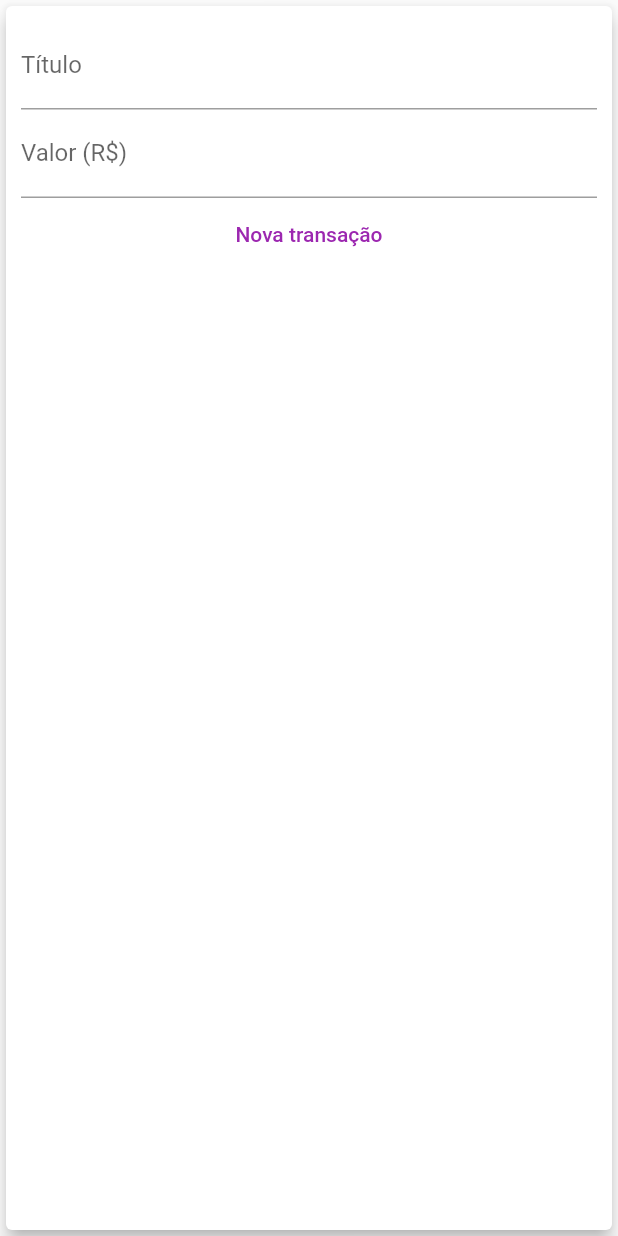
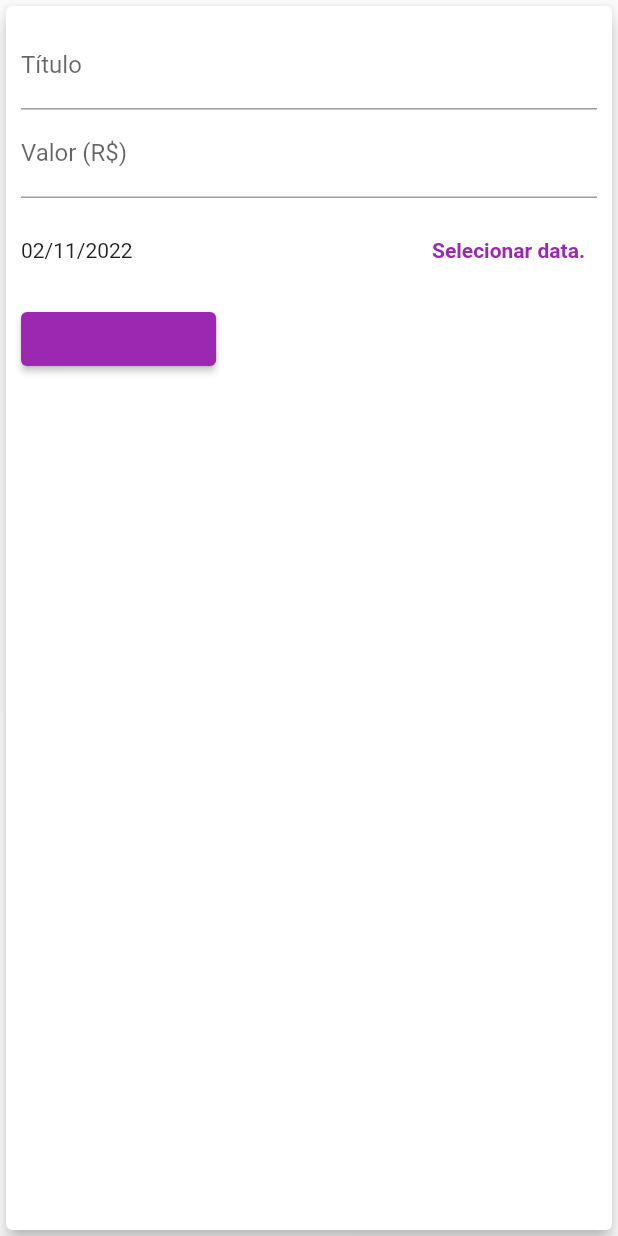
Before and after one commit to xFabriicioJS/despesas-pessoais, a Flutter app: the TransactionForm widget shown alone on an empty page, opened directly with empty values, after a tap on "Nova transação", on a phone screen of 412 x 824 dp. Run offline on Flutter 3.47's test engine with Material 2 defaults, Android fonts, the phone set to English and light mode, and no system bars; missing offline and left inert: dart:html, dart:js; project files that could hold a hidden picture were left out.

Commit message:
diversas alterações

```diff
--- a/lib/components/chart.dart
+++ b/lib/components/chart.dart
@@ -55,7 +55,9 @@ class Chart extends StatelessWidget {
                     child: ChartBar(
                       label: tr['day'].toString(),
                       value: tr['value'],
-                      percentage: tr['value'] / _weekTotalValue,
+                      percentage: _weekTotalValue == 0
+                          ? 0
+                          : tr['value'] / _weekTotalValue,
                     ),
                   ))
               .toList(),
--- a/lib/components/transactions_form.dart
+++ b/lib/components/transactions_form.dart
@@ -1,7 +1,13 @@
+import 'dart:html';
+import 'dart:js';
+
 import 'package:flutter/material.dart';
+import 'package:intl/intl.dart';
 
 class TransactionForm extends StatefulWidget {
-  final void Function(String, double) onSubmit;
+  final void Function(String, double, DateTime) onSubmit;
+
+//Método responsável por exibir o datepicker
 
   TransactionForm(this.onSubmit, {super.key});
 
@@ -10,21 +16,36 @@ class TransactionForm extends StatefulWidget {
 }
 
 class _TransactionFormState extends State<TransactionForm> {
+  final _titleController = TextEditingController();
+  final _valueController = TextEditingController();
+
+  DateTime? _selectedDate = DateTime.now();
+
   _submitForm() {
-    final title = titleController.text;
-    final value = double.tryParse(valueController.text) ?? 0.0;
+    final title = _titleController.text;
+    final value = double.tryParse(_valueController.text) ?? 0.0;
 
-    if (title.isEmpty || value <= 0.0) {
+    if (title.isEmpty || value <= 0.0 || _selectedDate == null) {
       //cortará a função e não permitirá seu prosseguimento.
       return;
     }
 
-    widget.onSubmit(title, value);
+    widget.onSubmit(title, value, _selectedDate!);
   }
 
-  final titleController = TextEditingController();
-
-  final valueController = TextEditingController();
+  _showDatePicker() {
+    showDatePicker(
+      context: this.context,
+      initialDate: DateTime.now(),
+      firstDate: DateTime(2022),
+      lastDate: DateTime.now(),
+    ).then((dataSelecionada) {
+      if (dataSelecionada == null) {
+        return;
+      }
+      _selectedDate = dataSelecionada;
+    });
+  }
 
   @override
   Widget build(BuildContext context) {
@@ -36,7 +57,7 @@ class _TransactionFormState extends State<TransactionForm> {
           children: [
             TextField(
               decoration: const InputDecoration(labelText: 'Título'),
-              controller: titleController,
+              controller: _titleController,
               onSubmitted: (_) => _submitForm(),
             ),
             TextField(
@@ -46,12 +67,37 @@ class _TransactionFormState extends State<TransactionForm> {
               decoration: const InputDecoration(
                 labelText: 'Valor (R\$)',
               ),
-              controller: valueController,
+              controller: _valueController,
             ),
-            TextButton(
-              onPressed: _submitForm,
-              style: TextButton.styleFrom(foregroundColor: Colors.purple),
-              child: const Text('Nova transação'),
+            Container(
+              height: 70,
+              child: Row(
+                children: [
+                  Expanded(
+                    child: Text(_selectedDate == null
+                        ? 'Nenhuma data selecionada!'
+                        : DateFormat('dd/MM/y').format(_selectedDate!)),
+                  ),
+                  TextButton(
+                    onPressed: _showDatePicker,
+                    child: const Text(
+                      'Selecionar data.',
+                      style: TextStyle(
+                        fontWeight: FontWeight.bold,
+                      ),
+                    ),
+                  )
+                ],
+              ),
+            ),
+            Row(
+              children: [
+                ElevatedButton(
+                  onPressed: _submitForm,
+                  style: TextButton.styleFrom(foregroundColor: Colors.purple),
+                  child: const Text('Nova transação'),
+                ),
+              ],
             )
           ],
         ),
```
Also changed, not shown: lib/components/transactions_list.dart (+25 -31 lines), lib/main.dart (+10 -23 lines).
